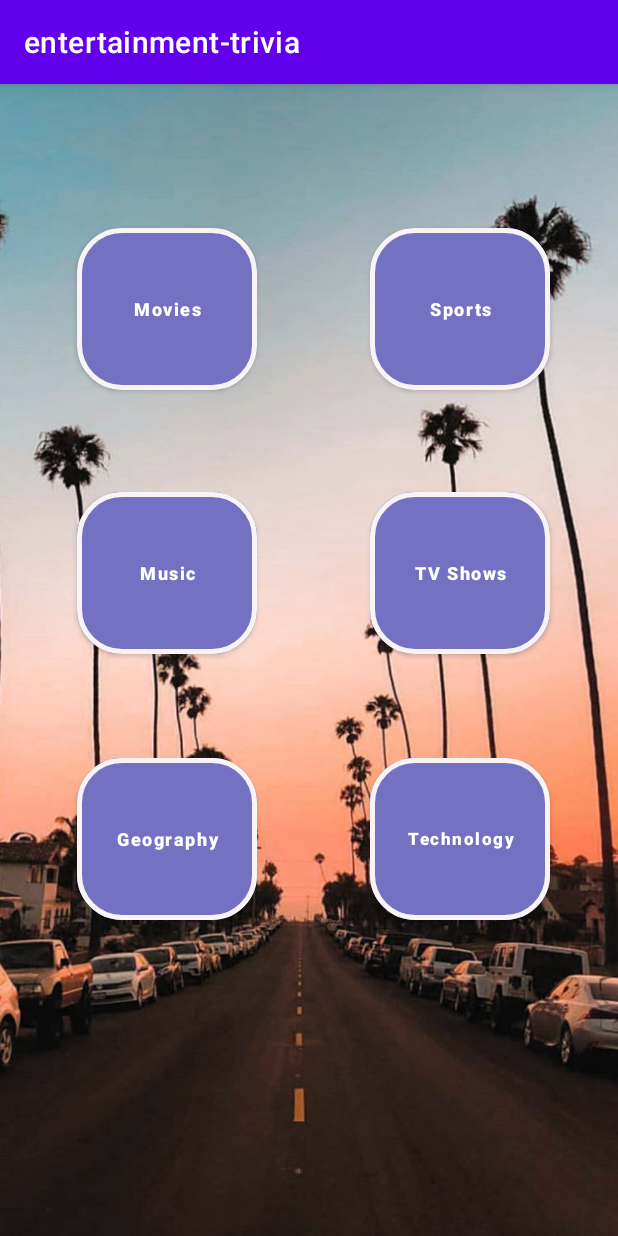
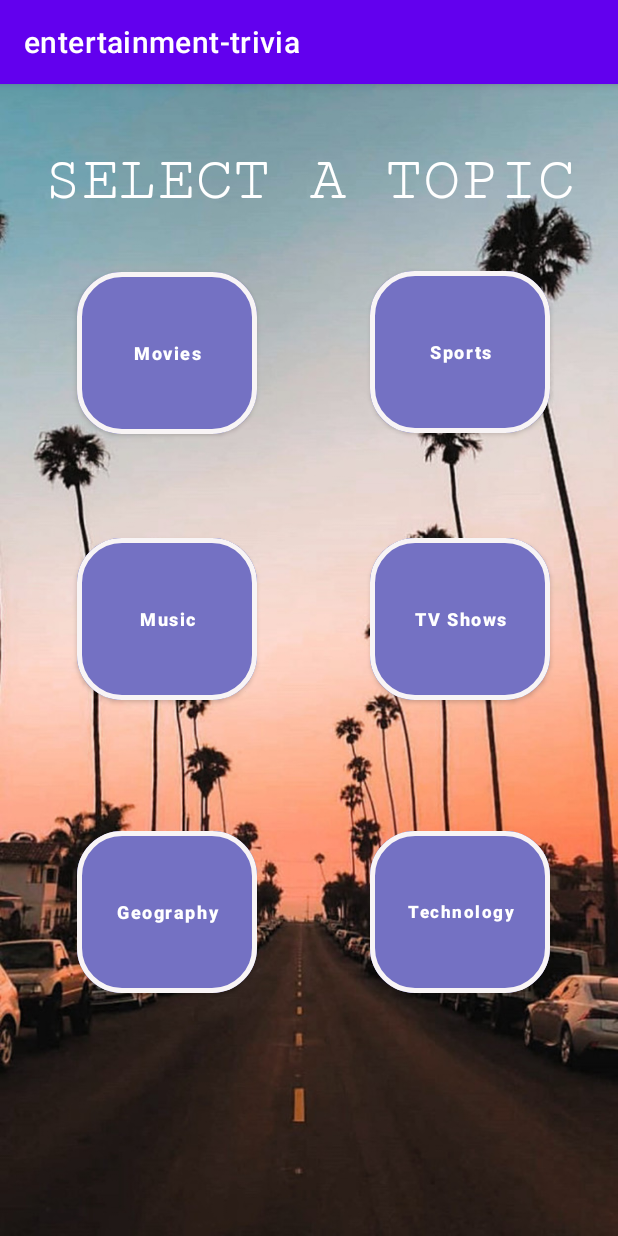
Before and after one commit to nteku/entertainment-trivia, an Android app: the MenuActivity screen opened directly, with no data from a screen before it, on a phone screen of 412 x 824 dp. Run offline under Robolectric (Android 15) with nearby library versions, the phone set to English and light mode, and no system bars.

Commit message:
Added a gradient file and a title on the Menu UI

```diff
--- a/app/src/main/res/layout/activity_menu.xml
+++ b/app/src/main/res/layout/activity_menu.xml
@@ -12,17 +12,17 @@
         android:layout_width="120dp"
         android:layout_height="120dp"
         android:backgroundTint="#7471C3"
+        android:text="Movies"
         android:textAllCaps="false"
-        android:text="Movies"
+        android:textSize="12sp"
         android:textStyle="bold"
-        android:textSize="12sp"
         app:cornerRadius="30dp"
         app:layout_constraintBottom_toBottomOf="parent"
         app:layout_constraintEnd_toEndOf="parent"
         app:layout_constraintHorizontal_bias="0.175"
         app:layout_constraintStart_toStartOf="parent"
         app:layout_constraintTop_toTopOf="parent"
-        app:layout_constraintVertical_bias="0.139"
+        app:layout_constraintVertical_bias="0.184"
         app:strokeColor="#F8F4F5"
         app:strokeWidth="3dp" />
 
@@ -31,17 +31,17 @@
         android:layout_width="120dp"
         android:layout_height="120dp"
         android:backgroundTint="#7471C3"
+        android:text="Sports"
         android:textAllCaps="false"
-        android:text="Sports"
+        android:textSize="12sp"
         android:textStyle="bold"
-        android:textSize="12sp"
         app:cornerRadius="30dp"
         app:layout_constraintBottom_toBottomOf="parent"
         app:layout_constraintEnd_toEndOf="parent"
         app:layout_constraintHorizontal_bias="0.845"
         app:layout_constraintStart_toStartOf="parent"
         app:layout_constraintTop_toTopOf="parent"
-        app:layout_constraintVertical_bias="0.139"
+        app:layout_constraintVertical_bias="0.183"
         app:strokeColor="#F8F4F5"
         app:strokeWidth="3dp" />
 
@@ -50,17 +50,17 @@
         android:layout_width="120dp"
         android:layout_height="120dp"
         android:backgroundTint="#7471C3"
+        android:text="Music"
         android:textAllCaps="false"
-        android:text="Music"
+        android:textSize="12sp"
         android:textStyle="bold"
-        android:textSize="12sp"
         app:cornerRadius="30dp"
         app:layout_constraintBottom_toBottomOf="parent"
         app:layout_constraintEnd_toEndOf="parent"
         app:layout_constraintHorizontal_bias="0.175"
         app:layout_constraintStart_toStartOf="parent"
         app:layout_constraintTop_toTopOf="parent"
-        app:layout_constraintVertical_bias="0.41"
+        app:layout_constraintVertical_bias="0.458"
         app:strokeColor="#F8F4F5"
         app:strokeWidth="3dp" />
 
@@ -69,17 +69,17 @@
         android:layout_width="120dp"
         android:layout_height="120dp"
         android:backgroundTint="#7471C3"
+        android:text="TV Shows"
         android:textAllCaps="false"
-        android:text="TV Shows"
         android:textSize="12sp"
+        android:textStyle="bold"
         app:cornerRadius="30dp"
         app:layout_constraintBottom_toBottomOf="parent"
         app:layout_constraintEnd_toEndOf="parent"
         app:layout_constraintHorizontal_bias="0.845"
         app:layout_constraintStart_toStartOf="parent"
         app:layout_constraintTop_toTopOf="parent"
-        app:layout_constraintVertical_bias="0.41"
-        android:textStyle="bold"
+        app:layout_constraintVertical_bias="0.458"
         app:strokeColor="#F8F4F5"
         app:strokeWidth="3dp" />
 
@@ -88,17 +88,17 @@
         android:layout_width="120dp"
         android:layout_height="120dp"
         android:backgroundTint="#7471C3"
+        android:text="Geography"
         android:textAllCaps="false"
-        android:text="Geography"
+        android:textSize="12sp"
         android:textStyle="bold"
-        android:textSize="12sp"
         app:cornerRadius="30dp"
         app:layout_constraintBottom_toBottomOf="parent"
         app:layout_constraintEnd_toEndOf="parent"
         app:layout_constraintHorizontal_bias="0.175"
         app:layout_constraintStart_toStartOf="parent"
         app:layout_constraintTop_toTopOf="parent"
-        app:layout_constraintVertical_bias="0.684"
+        app:layout_constraintVertical_bias="0.759"
         app:strokeColor="#F8F4F5"
         app:strokeWidth="3dp" />
 
@@ -107,17 +107,32 @@
         android:layout_width="120dp"
         android:layout_height="120dp"
         android:backgroundTint="#7471C3"
+        android:text="Technology"
         android:textAllCaps="false"
-        android:text="Technology"
+        android:textSize="11sp"
         android:textStyle="bold"
-        android:textSize="11sp"
         app:cornerRadius="30dp"
         app:layout_constraintBottom_toBottomOf="parent"
         app:layout_constraintEnd_toEndOf="parent"
         app:layout_constraintHorizontal_bias="0.845"
         app:layout_constraintStart_toStartOf="parent"
         app:layout_constraintTop_toTopOf="parent"
-        app:layout_constraintVertical_bias="0.684"
+        app:layout_constraintVertical_bias="0.759"
         app:strokeColor="#F8F4F5"
         app:strokeWidth="3dp" />
+
+    <TextView
+        android:id="@+id/textView2"
+        android:layout_width="wrap_content"
+        android:layout_height="wrap_content"
+        android:text="Select a Topic"
+        android:textSize="41sp"
+        android:textColor="@color/white"
+        android:textAllCaps="true"
+        android:fontFamily="serif-monospace"
+        app:layout_constraintBottom_toBottomOf="parent"
+        app:layout_constraintEnd_toEndOf="parent"
+        app:layout_constraintStart_toStartOf="parent"
+        app:layout_constraintTop_toTopOf="parent"
+        app:layout_constraintVertical_bias="0.057" />
 </androidx.constraintlayout.widget.ConstraintLayout>
```
Also changed, not shown: app/src/main/res/drawable/gradient.xml (added, +18 -0 lines).
